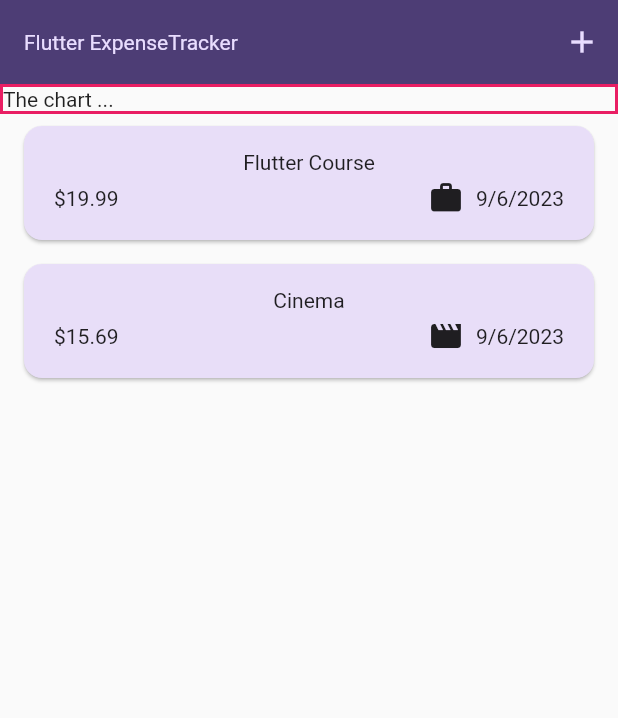
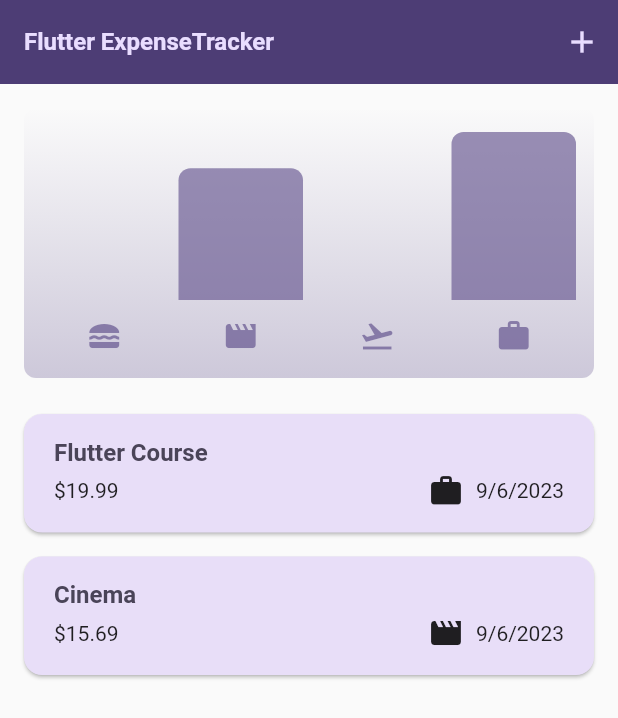
Before and after one commit to DungxLas/-Flutter-Expense_Tracker, a Flutter app: the screen it shows after launch, on a phone screen of 412 x 824 dp. Shown: the top 718 px of the screen. Run offline on Flutter 3.47's test engine with Material 2 defaults, Android fonts, the phone set to English and light mode, and no system bars.

Commit message:
06/09/2023

```diff
--- a/lib/main.dart
+++ b/lib/main.dart
@@ -5,8 +5,30 @@ var kColorScheme = ColorScheme.fromSeed(
   seedColor: const Color.fromARGB(255, 96, 59, 181),
 );
 
+var kDarkColorScheme = ColorScheme.fromSeed(
+  brightness: Brightness.dark,
+  seedColor: const Color.fromARGB(255, 5, 99, 125),
+);
+
 void main() {
   runApp(MaterialApp(
+    darkTheme: ThemeData.dark().copyWith(
+      useMaterial3: true,
+      colorScheme: kDarkColorScheme,
+      cardTheme: const CardTheme().copyWith(
+        color: kDarkColorScheme.secondaryContainer,
+        margin: const EdgeInsets.symmetric(
+          horizontal: 16,
+          vertical: 8,
+        ),
+      ),
+      elevatedButtonTheme: ElevatedButtonThemeData(
+        style: ElevatedButton.styleFrom(
+          backgroundColor: kDarkColorScheme.primaryContainer,
+          foregroundColor: kDarkColorScheme.onPrimaryContainer,
+        ),
+      ),
+    ),
     theme: ThemeData().copyWith(
       useMaterial3: true,
       colorScheme: kColorScheme,
@@ -28,12 +50,13 @@ void main() {
       ),
       textTheme: ThemeData().textTheme.copyWith(
             titleLarge: TextStyle(
-              fontWeight: FontWeight.normal,
+              fontWeight: FontWeight.bold,
               color: kColorScheme.onSecondaryContainer,
-              fontSize: 14,
+              fontSize: 16,
             ),
           ),
     ),
+    //themeMode: ThemeMode.system,
     home: const ExpenseTracker(),
   ));
 }
--- a/lib/models/expense.dart
+++ b/lib/models/expense.dart
@@ -33,3 +33,28 @@ class Expense {
     return formatter.format(date);
   }
 }
+
+class ExpenseBucket {
+  final Category category;
+  final List<Expense> expenses;
+
+  ExpenseBucket({
+    required this.category,
+    required this.expenses,
+  });
+
+  ExpenseBucket.forCategory(List<Expense> allExpenses, this.category)
+      : expenses = allExpenses
+            .where((expense) => expense.category == category)
+            .toList();
+
+  double get totalExpenses {
+    double sum = 0;
+
+    for (final expense in expenses) {
+      sum += expense.amount;
+    }
+
+    return sum;
+  }
+}
--- /dev/null
+++ b/lib/widgets/chart/chart.dart
@@ -0,0 +1,95 @@
+import 'package:flutter/material.dart';
+
+import 'package:expense_tracker/widgets/chart/chart_bar.dart';
+import 'package:expense_tracker/models/expense.dart';
+
+class Chart extends StatelessWidget {
+  const Chart({super.key, required this.expenses});
+
+  final List<Expense> expenses;
+
+  List<ExpenseBucket> get buckets {
+    return [
+      ExpenseBucket.forCategory(expenses, Category.food),
+      ExpenseBucket.forCategory(expenses, Category.leisure),
+      ExpenseBucket.forCategory(expenses, Category.travel),
+      ExpenseBucket.forCategory(expenses, Category.work),
+    ];
+  }
+
+  double get maxTotalExpense {
+    double maxTotalExpense = 0;
+
+    for (final bucket in buckets) {
+      if (bucket.totalExpenses > maxTotalExpense) {
+        maxTotalExpense = bucket.totalExpenses;
+      }
+    }
+
+    return maxTotalExpense;
+  }
+
+  @override
+  Widget build(BuildContext context) {
+    final isDarkMode =
+        MediaQuery.of(context).platformBrightness == Brightness.dark;
+    return Container(
+      margin: const EdgeInsets.all(16),
+      padding: const EdgeInsets.symmetric(
+        vertical: 16,
+        horizontal: 8,
+      ),
+      width: double.infinity,
+      height: 180,
+      decoration: BoxDecoration(
+        borderRadius: BorderRadius.circular(8),
+        gradient: LinearGradient(
+          colors: [
+            Theme.of(context).colorScheme.primary.withOpacity(0.3),
+            Theme.of(context).colorScheme.primary.withOpacity(0.0)
+          ],
+          begin: Alignment.bottomCenter,
+          end: Alignment.topCenter,
+        ),
+      ),
+      child: Column(
+        children: [
+          Expanded(
+            child: Row(
+              crossAxisAlignment: CrossAxisAlignment.end,
+              children: [
+                for (final bucket in buckets) // alternative to map()
+                  ChartBar(
+                    fill: bucket.totalExpenses == 0
+                        ? 0
+                        : bucket.totalExpenses / maxTotalExpense,
+                  )
+              ],
+            ),
+          ),
+          const SizedBox(height: 12),
+          Row(
+            children: buckets
+                .map(
+                  (bucket) => Expanded(
+                    child: Padding(
+                      padding: const EdgeInsets.symmetric(horizontal: 4),
+                      child: Icon(
+                        categoryIcons[bucket.category],
+                        color: isDarkMode
+                            ? Theme.of(context).colorScheme.secondary
+                            : Theme.of(context)
+                                .colorScheme
+                                .primary
+                                .withOpacity(0.7),
+                      ),
+                    ),
+                  ),
+                )
+                .toList(),
+          )
+        ],
+      ),
+    );
+  }
+}
--- /dev/null
+++ b/lib/widgets/chart/chart_bar.dart
@@ -0,0 +1,34 @@
+import 'package:flutter/material.dart';
+
+class ChartBar extends StatelessWidget {
+  const ChartBar({
+    super.key,
+    required this.fill,
+  });
+
+  final double fill;
+
+  @override
+  Widget build(BuildContext context) {
+    final isDarkMode =
+        MediaQuery.of(context).platformBrightness == Brightness.dark;
+    return Expanded(
+      child: Padding(
+        padding: const EdgeInsets.symmetric(horizontal: 4),
+        child: FractionallySizedBox(
+          heightFactor: fill,
+          child: DecoratedBox(
+            decoration: BoxDecoration(
+              shape: BoxShape.rectangle,
+              borderRadius:
+                  const BorderRadius.vertical(top: Radius.circular(8)),
+              color: isDarkMode
+                  ? Theme.of(context).colorScheme.secondary
+                  : Theme.of(context).colorScheme.primary.withOpacity(0.65),
+            ),
+          ),
+        ),
+      ),
+    );
+  }
+}
--- a/lib/widgets/expense_tracker.dart
+++ b/lib/widgets/expense_tracker.dart
@@ -1,7 +1,9 @@
+import 'package:flutter/material.dart';
+
+import 'package:expense_tracker/widgets/chart/chart.dart';
 import 'package:expense_tracker/widgets/expenses_list/expenses_list.dart';
 import 'package:expense_tracker/models/expense.dart';
 import 'package:expense_tracker/widgets/new_expense.dart';
-import 'package:flutter/material.dart';
 
 class ExpenseTracker extends StatefulWidget {
   const ExpenseTracker({super.key});
@@ -90,15 +92,7 @@ class _ExpenseTrackerState extends State<ExpenseTracker> {
       ),
       body: Column(
         children: [
-          Container(
-            decoration: BoxDecoration(
-                border: Border.all(
-              width: 2,
-              color: Colors.pink,
-            )),
-            width: double.infinity,
-            child: const Text('The chart ...'),
-          ),
+          Chart(expenses: _registeredExpenses),
           Expanded(
             child: mainContent,
           ),
--- a/lib/widgets/expenses_list/expense_item.dart
+++ b/lib/widgets/expenses_list/expense_item.dart
@@ -15,8 +15,12 @@ class ExpenseItem extends StatelessWidget {
             vertical: 16,
           ),
           child: Column(
+            crossAxisAlignment: CrossAxisAlignment.start,
             children: [
-              Text(expense.title),
+              Text(
+                expense.title,
+                style: Theme.of(context).textTheme.titleLarge,
+              ),
               const SizedBox(height: 4),
               Row(
                 children: [
--- a/lib/widgets/expenses_list/expenses_list.dart
+++ b/lib/widgets/expenses_list/expenses_list.dart
@@ -16,6 +16,12 @@ class ExpensesList extends StatelessWidget {
     return ListView.builder(
       itemBuilder: ((ctx, index) => Dismissible(
             key: ValueKey(expenses[index]),
+            background: Container(
+              color: Theme.of(context).colorScheme.error.withOpacity(0.75),
+              margin: EdgeInsets.symmetric(
+                horizontal: Theme.of(context).cardTheme.margin!.horizontal,
+              ),
+            ),
             onDismissed: (direction) {
               onRemoveExpense(expenses[index]);
             },
```
